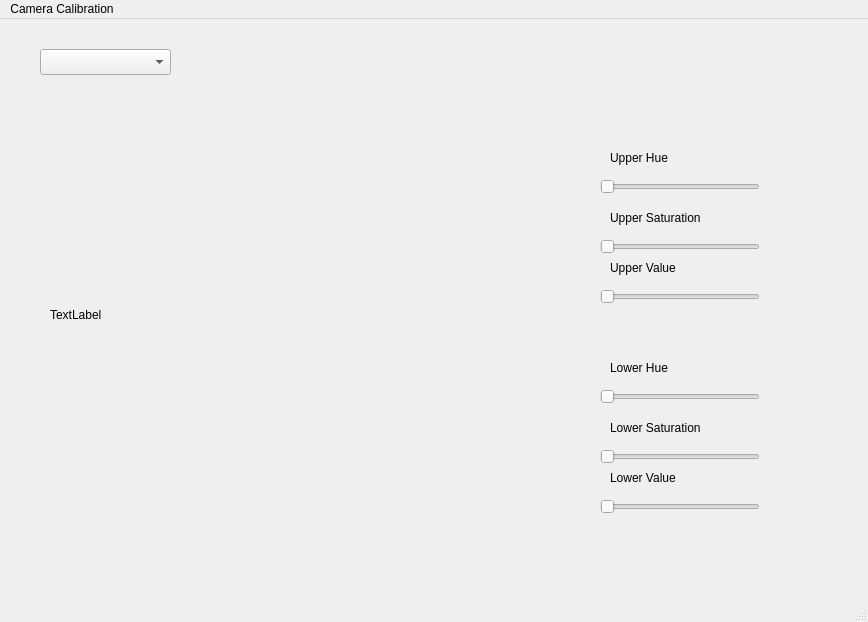
Unisi-Robotics/hsv-sensor-camera-demo, file views/calibration-gui.ui: the form before one commit.
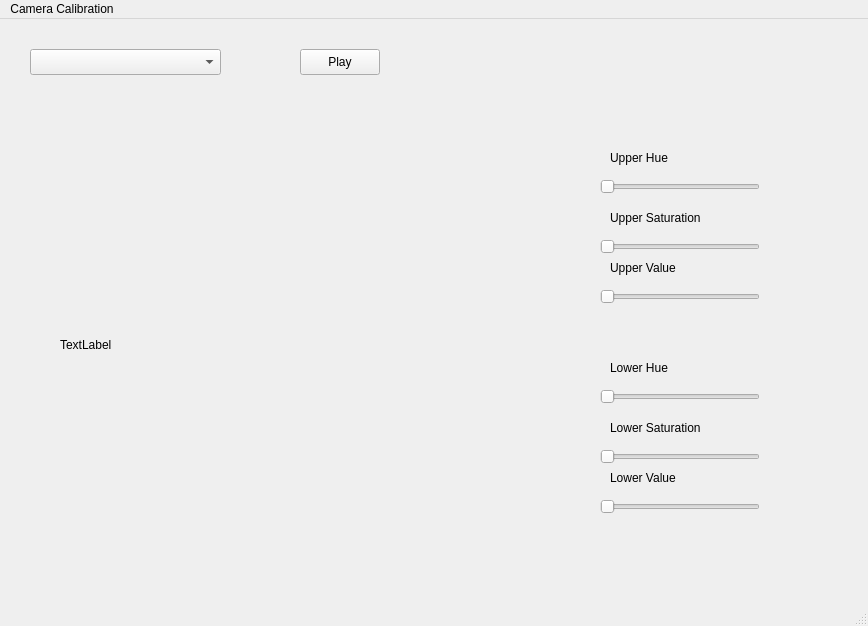
The form after the commit.

Commit message: enable video label

Diff of the .ui file:
```diff
--- a/views/calibration-gui.ui
+++ b/views/calibration-gui.ui
@@ -7,7 +7,7 @@
     <x>0</x>
     <y>0</y>
     <width>868</width>
-    <height>622</height>
+    <height>626</height>
    </rect>
   </property>
   <property name="windowTitle">
@@ -17,8 +17,8 @@
    <widget class="QLabel" name="videoFrame">
     <property name="geometry">
      <rect>
-      <x>50</x>
-      <y>110</y>
+      <x>60</x>
+      <y>140</y>
       <width>451</width>
       <height>371</height>
      </rect>
@@ -186,13 +186,26 @@
    <widget class="QComboBox" name="cameraCBox">
     <property name="geometry">
      <rect>
-      <x>40</x>
+      <x>30</x>
       <y>30</y>
-      <width>131</width>
+      <width>191</width>
       <height>26</height>
      </rect>
     </property>
    </widget>
+   <widget class="QPushButton" name="playButton">
+    <property name="geometry">
+     <rect>
+      <x>300</x>
+      <y>30</y>
+      <width>80</width>
+      <height>26</height>
+     </rect>
+    </property>
+    <property name="text">
+     <string>Play</string>
+    </property>
+   </widget>
   </widget>
   <widget class="QMenuBar" name="menubar">
    <property name="geometry">
```
The commit also changes 4 other files.
